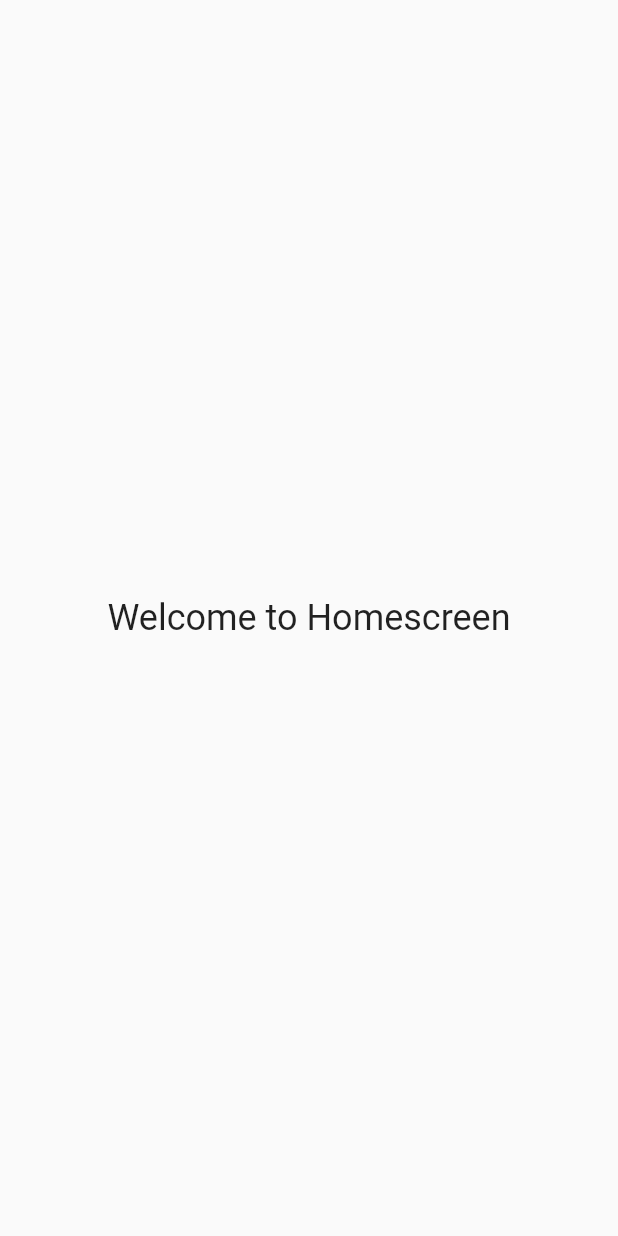
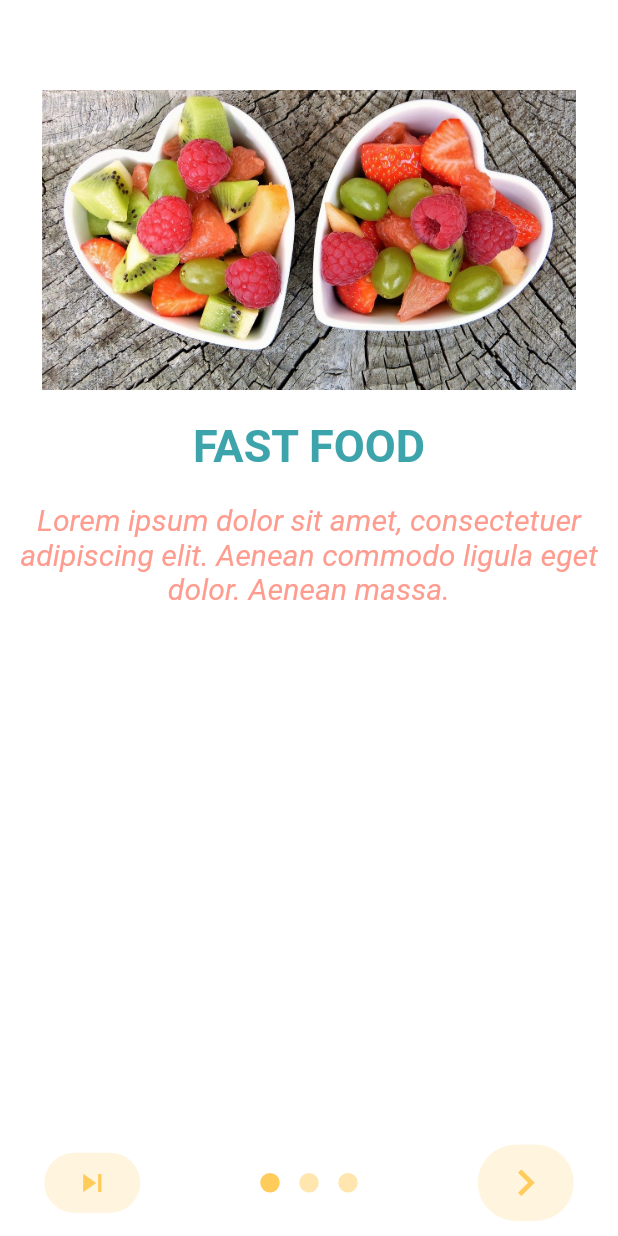
Before and after one commit to WenzeAfrica/client-side-android, a Flutter app: the screen it shows after launch, on a phone screen of 412 x 824 dp. Run offline on Flutter 3.47's test engine with Material 2 defaults, Android fonts, the phone set to English and light mode, and no system bars; drawn by our look-alikes of intro_slider; Roboto replaces fonts that are missing (Raleway, RobotoMono).

Commit message:
tutorial Slider added

```diff
--- /dev/null
+++ b/lib/introslides.dart
@@ -0,0 +1,396 @@
+import 'package:flutter/material.dart';
+import 'package:intro_slider/dot_animation_enum.dart';
+import 'package:intro_slider/intro_slider.dart';
+import 'package:intro_slider/slide_object.dart';
+
+//import 'package:intro_slider_example/home.dart';
+
+void main() => runApp(new MyApp());
+
+class MyApp extends StatelessWidget {
+  @override
+  Widget build(BuildContext context) {
+    return MaterialApp(
+      home: IntroScreen(),
+      debugShowCheckedModeBanner: false,
+    );
+  }
+}
+
+class IntroScreen extends StatefulWidget {
+  IntroScreen({Key key}) : super(key: key);
+
+  @override
+  IntroScreenState createState() => new IntroScreenState();
+}
+
+//------------------ Custom config ------------------
+//class IntroScreenState extends State<IntroScreen> {
+//  List<Slide> slides = new List();
+//
+//  @override
+//  void initState() {
+//    super.initState();
+//
+//    slides.add(
+//      new Slide(
+//        title:
+//            "A VERY LONG TITLE A VERY LONG TITLE A VERY LONG TITLE A VERY LONG TITLE A VERY LONG TITLE A VERY LONG TITLE A VERY LONG TITLE A VERY LONG TITLE A VERY LONG TITLE",
+//        maxLineTitle: 2,
+//        styleTitle:
+//            TextStyle(color: Colors.white, fontSize: 30.0, fontWeight: FontWeight.bold, fontFamily: 'RobotoMono'),
+//        description:
+//            "Lorem ipsum dolor sit amet, consectetuer adipiscing elit. Aenean commodo ligula eget dolor. Aenean massa. Cum sociis natoque penatibus et magnis dis parturient montes, nascetur ridiculus mus. Donec quam felis, ultricies nec, pellentesque eu, pretium quis, sem. Nulla consequat massa quis enim. Donec pede justo, fringilla vel, aliquet nec, vulputate eget, arcu. In enim justo, rhoncus ut, imperdiet a, venenatis vitae, justo. Nullam dictum felis eu pede mollis pretium. Integer tincidunt. Cras dapibus. Vivamus elementum semper nisi. Aenean vulputate eleifend tellus. Aenean leo ligula, porttitor eu, consequat vitae, eleifend ac, enim. Aliquam lorem ante, dapibus in, viverra quis, feugiat a, tellus. Phasellus viverra nulla ut metus varius laoreet. Quisque rutrum. Aenean imperdiet. Etiam ultricies nisi vel augue. Curabitur ullamcorper ultricies nisi. Nam eget dui. Etiam rhoncus. Maecenas tempus, tellus eget condimentum rhoncus, sem quam semper libero, sit amet adipiscing sem neque sed ipsum. Nam quam nunc, blandit vel, luctus pulvinar, hendrerit id, lorem. Maecenas nec odio et ante tincidunt tempus. Donec vitae sapien ut libero venenatis faucibus. Nullam quis ante. Etiam sit amet orci eget eros faucibus tincidunt. Duis leo. Sed fringilla mauris sit amet nibh. Donec sodales sagittis magna. Sed consequat, leo eget bibendum sodales, augue velit cursus nunc,",
+//        styleDescription:
+//            TextStyle(color: Colors.white, fontSize: 20.0, fontStyle: FontStyle.italic, fontFamily: 'Raleway'),
+//        marginDescription: EdgeInsets.only(left: 20.0, right: 20.0, top: 20.0, bottom: 70.0),
+//        centerWidget: Text("Replace this with a custom widget", style: TextStyle(color: Colors.white)),
+//        colorBegin: Color(0xffFFDAB9),
+//        colorEnd: Color(0xff40E0D0),
+//        backgroundImage: 'images/photo_eraser.png',
+//        directionColorBegin: Alignment.topLeft,
+//        directionColorEnd: Alignment.bottomRight,
+//        onCenterItemPress: () {},
+//      ),
+//    );
+//    slides.add(
+//      new Slide(
+//        title: "MUSEUM",
+//        styleTitle:
+//            TextStyle(color: Color(0xffD02090), fontSize: 30.0, fontWeight: FontWeight.bold, fontFamily: 'RobotoMono'),
+//        description: "Ye indulgence unreserved connection alteration appearance",
+//        styleDescription:
+//            TextStyle(color: Color(0xffD02090), fontSize: 20.0, fontStyle: FontStyle.italic, fontFamily: 'Raleway'),
+//        pathImage: "images/photo_museum.png",
+//        colorBegin: Color(0xffFFFACD),
+//        colorEnd: Color(0xffFF6347),
+//        directionColorBegin: Alignment.topRight,
+//        directionColorEnd: Alignment.bottomLeft,
+//      ),
+//    );
+//    slides.add(
+//      new Slide(
+//        title: "COFFEE",
+//        styleTitle:
+//            TextStyle(color: Color(0xffD02090), fontSize: 30.0, fontWeight: FontWeight.bold, fontFamily: 'RobotoMono'),
+//        description:
+//            "Much evil soon high in hope do view. Out may few northward believing attempted. Yet timed being songs marry one defer men our. Although finished blessing do of",
+//        styleDescription:
+//            TextStyle(color: Color(0xffD02090), fontSize: 20.0, fontStyle: FontStyle.italic, fontFamily: 'Raleway'),
+//        pathImage: "images/photo_coffee_shop.png",
+//        colorBegin: Color(0xffFFA500),
+//        colorEnd: Color(0xff7FFFD4),
+//        directionColorBegin: Alignment.topCenter,
+//        directionColorEnd: Alignment.bottomCenter,
+//        maxLineTextDescription: 3,
+//      ),
+//    );
+//  }
+//
+//  void onDonePress() {
+////    Do what you want
+////    Navigator.push(
+////      context,
+////      MaterialPageRoute(builder: (context) => HomeScreen()),
+////    );
+//  }
+//
+//  Widget renderNextBtn() {
+//    return Icon(
+//      Icons.navigate_next,
+//      color: Color(0xffD02090),
+//      size: 35.0,
+//    );
+//  }
+//
+//  Widget renderDoneBtn() {
+//    return Icon(
+//      Icons.done,
+//      color: Color(0xffD02090),
+//    );
+//  }
+//
+//  Widget renderSkipBtn() {
+//    return Icon(
+//      Icons.skip_next,
+//      color: Color(0xffD02090),
+//    );
+//  }
+//
+//  @override
+//  Widget build(BuildContext context) {
+//    return new IntroSlider(
+//      // List slides
+//      slides: this.slides,
+//
+//      // Skip button
+//      renderSkipBtn: this.renderSkipBtn(),
+//      colorSkipBtn: Color(0x33000000),
+//      highlightColorSkipBtn: Color(0xff000000),
+//
+//      // Next button
+//      renderNextBtn: this.renderNextBtn(),
+//
+//      // Done button
+//      renderDoneBtn: this.renderDoneBtn(),
+//      onDonePress: this.onDonePress,
+//      colorDoneBtn: Color(0x33000000),
+//      highlightColorDoneBtn: Color(0xff000000),
+//
+//      // Dot indicator
+//      colorDot: Color(0x33D02090),
+//      colorActiveDot: Color(0xffD02090),
+//      sizeDot: 13.0,
+//
+//      // Show or hide status bar
+//      shouldHideStatusBar: true,
+//      backgroundColorAllSlides: Colors.grey,
+//    );
+//  }
+//}
+
+//------------------ Custom your own tabs ------------------
+class IntroScreenState extends State<IntroScreen> {
+  List<Slide> slides = new List();
+
+  Function goToTab;
+
+  @override
+  void initState() {
+    super.initState();
+
+    slides.add(
+      new Slide(
+        title: "FAST FOOD",
+        styleTitle: TextStyle(
+            color: Color(0xff3da4ab),
+            fontSize: 30.0,
+            fontWeight: FontWeight.bold,
+            fontFamily: 'RobotoMono'),
+        description:
+        "Lorem ipsum dolor sit amet, consectetuer adipiscing elit. Aenean commodo ligula eget dolor. Aenean massa.",
+        styleDescription: TextStyle(
+            color: Color(0xfffe9c8f),
+            fontSize: 20.0,
+            fontStyle: FontStyle.italic,
+            fontFamily: 'Raleway'),
+        pathImage: "assets/3.jpg",
+      ),
+    );
+    slides.add(
+      new Slide(
+        title: "HOME DELIVERY",
+        styleTitle: TextStyle(
+            color: Color(0xff3da4ab),
+            fontSize: 30.0,
+            fontWeight: FontWeight.bold,
+            fontFamily: 'RobotoMono'),
+        description:
+        "Ye indulgence unreserved connection alteration appearance",
+        styleDescription: TextStyle(
+            color: Color(0xfffe9c8f),
+            fontSize: 20.0,
+            fontStyle: FontStyle.italic,
+            fontFamily: 'Raleway'),
+        pathImage: "assets/2.jpg",
+      ),
+    );
+    slides.add(
+      new Slide(
+        title: "COFFEE SHOP",
+        styleTitle: TextStyle(
+            color: Color(0xff3da4ab),
+            fontSize: 30.0,
+            fontWeight: FontWeight.bold,
+            fontFamily: 'RobotoMono'),
+        description:
+        "Much evil soon high in hope do view. Out may few northward believing attempted. Yet timed being songs marry one defer men our. Although finished blessing do of",
+        styleDescription: TextStyle(
+            color: Color(0xfffe9c8f),
+            fontSize: 20.0,
+            fontStyle: FontStyle.italic,
+            fontFamily: 'Raleway'),
+        pathImage: "assets/1.jpg",
+      ),
+    );
+  }
+
+  void onDonePress() {
+    // Back to the first tab
+//    this.goToTab(0);
+    Navigator.push(context,
+        MaterialPageRoute<void>(
+            builder:(BuildContext context) {
+              return HomeScreen();
+            }));
+  }
+
+  void onTabChangeCompleted(index) {
+    // Index of current tab is focused
+  }
+
+  Widget renderNextBtn() {
+    return Icon(
+      Icons.navigate_next,
+      color: Color(0xffffcc5c),
+      size: 35.0,
+    );
+  }
+
+  Widget renderDoneBtn() {
+    return Icon(
+      Icons.done,
+      color: Color(0xffffcc5c),
+    );
+  }
+
+  Widget renderSkipBtn() {
+    return Icon(
+      Icons.skip_next,
+      color: Color(0xffffcc5c),
+    );
+  }
+
+  List<Widget> renderListCustomTabs() {
+    List<Widget> tabs = new List();
+    for (int i = 0; i < slides.length; i++) {
+      Slide currentSlide = slides[i];
+      tabs.add(Container(
+        width: double.infinity,
+        height: double.infinity,
+        child: Container(
+          margin: EdgeInsets.only(bottom: 60.0, top: 60.0),
+          child: ListView(
+            children: <Widget>[
+              GestureDetector(
+                  child: Image.asset(
+                    currentSlide.pathImage,
+                    width: 200.0,
+                    height: 200.0,
+                    fit: BoxFit.contain,
+                  )),
+              Container(
+                child: Text(
+                  currentSlide.title,
+                  style: currentSlide.styleTitle,
+                  textAlign: TextAlign.center,
+                ),
+                margin: EdgeInsets.only(top: 20.0),
+              ),
+              Container(
+                child: Text(
+                  currentSlide.description,
+                  style: currentSlide.styleDescription,
+                  textAlign: TextAlign.center,
+                  maxLines: 5,
+                  overflow: TextOverflow.ellipsis,
+                ),
+                margin: EdgeInsets.only(top: 20.0),
+              ),
+            ],
+          ),
+        ),
+      ));
+    }
+    return tabs;
+  }
+
+  @override
+  Widget build(BuildContext context) {
+    return new IntroSlider(
+      // List slides
+      slides: this.slides,
+
+      // Skip button
+      renderSkipBtn: this.renderSkipBtn(),
+      colorSkipBtn: Color(0x33ffcc5c),
+      highlightColorSkipBtn: Color(0xffffcc5c),
+
+      // Next button
+      renderNextBtn: this.renderNextBtn(),
+
+      // Done button
+      renderDoneBtn: this.renderDoneBtn(),
+      onDonePress: this.onDonePress,
+      colorDoneBtn: Color(0x33ffcc5c),
+      highlightColorDoneBtn: Color(0xffffcc5c),
+
+      // Dot indicator
+      colorDot: Color(0xffffcc5c),
+      sizeDot: 13.0,
+      typeDotAnimation: dotSliderAnimation.SIZE_TRANSITION,
+
+      // Tabs
+      listCustomTabs: this.renderListCustomTabs(),
+      backgroundColorAllSlides: Colors.white,
+      refFuncGoToTab: (refFunc) {
+        this.goToTab = refFunc;
+      },
+
+      // Show or hide status bar
+      shouldHideStatusBar: true,
+
+      // On tab change completed
+      onTabChangeCompleted: this.onTabChangeCompleted,
+    );
+  }
+}
+
+//------------------ Default config ------------------
+//class IntroScreenState extends State<IntroScreen> {
+//  List<Slide> slides = new List();
+//
+//  @override
+//  void initState() {
+//    super.initState();
+//
+//    slides.add(
+//      new Slide(
+//        title: "ERASER",
+//        description: "Allow miles wound place the leave had. To sitting subject no improve studied limited",
+//        pathImage: "images/photo_eraser.png",
+//        backgroundColor: Color(0xfff5a623),
+//      ),
+//    );
+//    slides.add(
+//      new Slide(
+//        title: "PENCIL",
+//        description: "Ye indulgence unreserved connection alteration appearance",
+//        pathImage: "images/photo_pencil.png",
+//        backgroundColor: Color(0xff203152),
+//      ),
+//    );
+//    slides.add(
+//      new Slide(
+//        title: "RULER",
+//        description:
+//        "Much evil soon high in hope do view. Out may few northward believing attempted. Yet timed being songs marry one defer men our. Although finished blessing do of",
+//        pathImage: "images/photo_ruler.png",
+//        backgroundColor: Color(0xff9932CC),
+//      ),
+//    );
+//  }
+//
+//  void onDonePress() {
+//    // Do what you want
+//  }
+//
+//  @override
+//  Widget build(BuildContext context) {
+//    return new IntroSlider(
+//      slides: this.slides,
+//      onDonePress: this.onDonePress,
+//    );
+//  }
+//}
+
+class HomeScreen extends StatelessWidget {
+  @override
+  Widget build(BuildContext context) {
+    return Scaffold(
+      body: Center(
+        child: Text('Bienvenu Chez wenzeasy', style: TextStyle(fontSize: 24.0),),
+      ),
+    );
+  }
+}
--- a/lib/main.dart
+++ b/lib/main.dart
@@ -1,5 +1,7 @@
 import 'package:flutter/material.dart';
 import 'dart:async';
+import 'package:intro_slider/intro_slider.dart';
+import 'introslides.dart';
 
 void main() {
   runApp(MaterialApp(
@@ -30,7 +32,8 @@ class SplashScreenState extends State<SplashScreen> {
   }
 
   onDoneLoading() async {
-    Navigator.of(context).pushReplacement(MaterialPageRoute(builder: (context) => HomeScreen()));
+
+    Navigator.of(context).pushReplacement(MaterialPageRoute(builder: (context) => IntroScreen()));
   }
 
   @override
@@ -38,7 +41,7 @@ class SplashScreenState extends State<SplashScreen> {
     return Container(
       decoration: BoxDecoration(
         image: DecorationImage(
-            image: AssetImage('assets/spla.png'),
+            image: AssetImage('assets/sp.jpg'),
             fit: BoxFit.cover
         ) ,
       ),
@@ -51,7 +54,7 @@ class SplashScreenState extends State<SplashScreen> {
   }
 }
 
-class HomeScreen extends StatelessWidget {
+class HomeScreen2 extends StatelessWidget {
   @override
   Widget build(BuildContext context) {
     return Scaffold(
--- a/pubspec.yaml
+++ b/pubspec.yaml
@@ -23,6 +23,8 @@ dependencies:
   # The following adds the Cupertino Icons font to your application.
   # Use with the CupertinoIcons class for iOS style icons.
   cupertino_icons: ^0.1.2
+  intro_slider: ^2.2.8
+  shared_preferences: ^0.4.3
 
 dev_dependencies:
   flutter_test:
@@ -44,6 +46,9 @@ flutter:
   assets:
     - assets/spla.png
     - assets/sp.jpg
+    - assets/1.jpg
+    - assets/2.jpg
+    - assets/3.jpg
   #  - images/a_dot_burr.jpeg
 
 
```
Also changed, not shown: assets/1.jpg (added), assets/2.jpg (added), assets/3.jpg (added), pubspec.lock, 1 other file.
